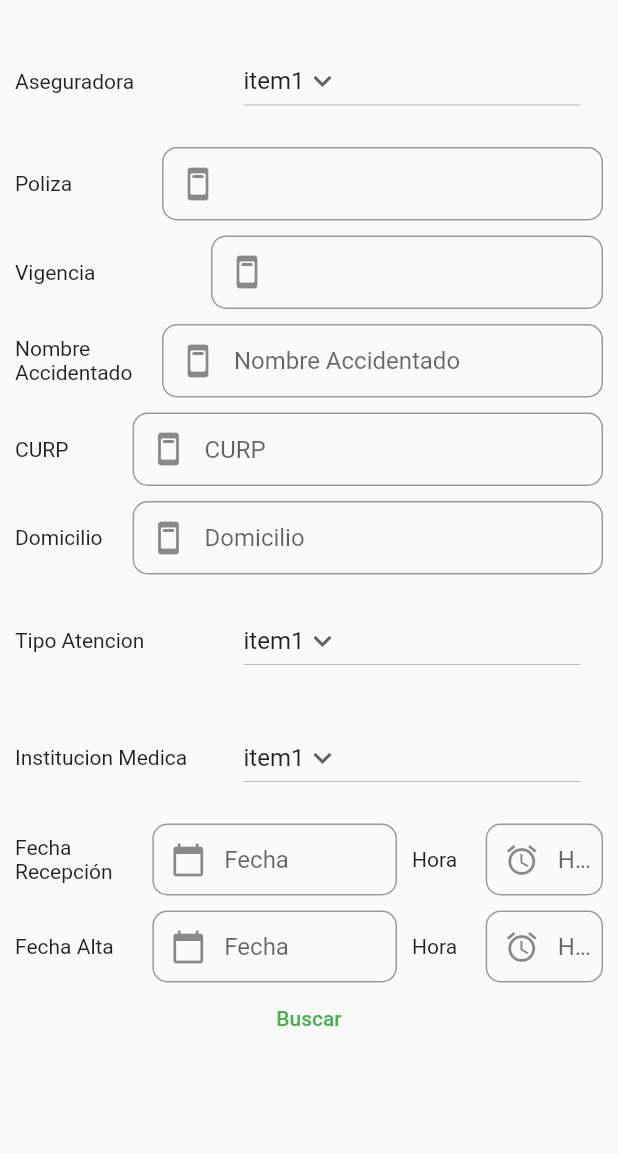
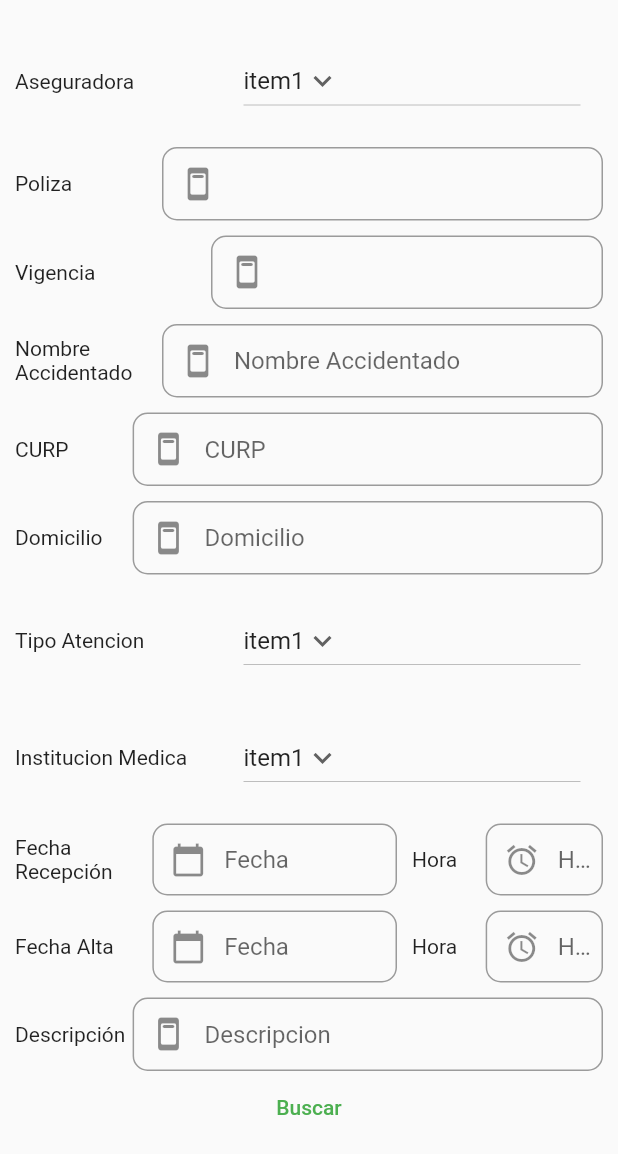
Before and after one commit to Luisicho/Movilidad, a Flutter app: what afectadoView() shows on an empty page, opened directly, on a phone screen of 412 x 824 dp. Shown: the top 1154 px of the screen. Run offline on Flutter 3.47's test engine with Material 2 defaults, Android fonts, the phone set to English and light mode, and no system bars; our stand-ins replace flutter_map, flutter_speed_dial, fluttertoast, geolocator, image_picker, latlong2 and 1 more.

Commit message:
DescripcionField and focusnodes

```diff
--- a/lib/levantamiento/views/afectado_view.dart
+++ b/lib/levantamiento/views/afectado_view.dart
@@ -10,7 +10,11 @@ class afectadoView extends StatefulWidget {
 //-----------Variables globales
 // Focus Nodes
 //Step2
-final hourFocus = FocusNode();
+final nombreAFocus = FocusNode();
+final CURPFocus = FocusNode();
+final domicilioFocus = FocusNode();
+final descripcionFocus = FocusNode();
+
 
 // editing controller
 //Step2
@@ -23,8 +27,7 @@ final TextEditingController fechaRecepcionController = TextEditingController();
 final TextEditingController hourRecepcionController = TextEditingController();
 final TextEditingController fechaAltaController = TextEditingController();
 final TextEditingController hourAltaController = TextEditingController();
-
-
+final TextEditingController descripcionController = TextEditingController();
 
 //Generales
 //Generales
@@ -90,6 +93,10 @@ class _afectadoViewState extends State<afectadoView> {
     ],
   );
 
+
+  @override
+  Widget build(BuildContext context) {
+    //---------------Variables Locales Widget
     //nombreAcField
     final nombreAcField = Row(
       mainAxisAlignment: MainAxisAlignment.center,
@@ -101,7 +108,11 @@ class _afectadoViewState extends State<afectadoView> {
         Expanded(
           flex: 3,
           child: TextFormField(
+            focusNode: nombreAFocus,
             controller: nombreAcController,
+            onFieldSubmitted: (value) {
+              FocusScope.of(context).requestFocus(CURPFocus);
+            },
             decoration: InputDecoration(
               prefixIcon: const Icon(Icons.ad_units_rounded),
               contentPadding: const EdgeInsets.fromLTRB(20, 15, 20, 15),
@@ -126,7 +137,11 @@ class _afectadoViewState extends State<afectadoView> {
         Expanded(
           flex: 4,
           child: TextFormField(
+            focusNode: CURPFocus,
             controller: CURPController,
+            onFieldSubmitted: (value) {
+              FocusScope.of(context).requestFocus(domicilioFocus);
+            },
             decoration: InputDecoration(
               prefixIcon: const Icon(Icons.ad_units_rounded),
               contentPadding: const EdgeInsets.fromLTRB(20, 15, 20, 15),
@@ -151,7 +166,11 @@ class _afectadoViewState extends State<afectadoView> {
         Expanded(
           flex: 4,
           child: TextFormField(
+            focusNode: domicilioFocus,
             controller: domicilioController,
+            onFieldSubmitted: (value) {
+              FocusScope.of(context).requestFocus(descripcionFocus);
+            },
             decoration: InputDecoration(
               prefixIcon: const Icon(Icons.ad_units_rounded),
               contentPadding: const EdgeInsets.fromLTRB(20, 15, 20, 15),
@@ -165,9 +184,8 @@ class _afectadoViewState extends State<afectadoView> {
       ],
     );
 
-  @override
-  Widget build(BuildContext context) {
-    //---------------Variables Locales Widget
+
+
     //aseguradoraField
     final aseguradoraField = Row(
       mainAxisAlignment: MainAxisAlignment.center,
@@ -485,6 +503,33 @@ class _afectadoViewState extends State<afectadoView> {
       ],
     );
 
+  //DescripcionField
+  final descripcionField = Row(
+    mainAxisAlignment: MainAxisAlignment.center,
+    children: [
+      const Expanded(
+        flex: 1,
+        child: Text("Descripción"),
+      ),
+      Expanded(
+        flex: 4,
+        child: TextFormField(
+          focusNode: descripcionFocus,
+          controller: descripcionController,
+          decoration: InputDecoration(
+            prefixIcon: const Icon(Icons.ad_units_rounded),
+            contentPadding: const EdgeInsets.fromLTRB(20, 15, 20, 15),
+            hintText: "Descripcion",
+            border: OutlineInputBorder(
+              borderRadius: BorderRadius.circular(10),
+            ),
+          ),
+        ),
+      ),
+    ],
+  );
+
+
 
     //----Return
     return Container(
@@ -514,6 +559,8 @@ class _afectadoViewState extends State<afectadoView> {
           RecepcionField,
           const SizedBox(height: 10),
           AltaField,
+          const SizedBox(height: 10),
+          descripcionField,
           //--------------Pruebas Flutter
           TextButton(
             onPressed: () {
```
Lines whose indentation alone changed are shown as unchanged.
